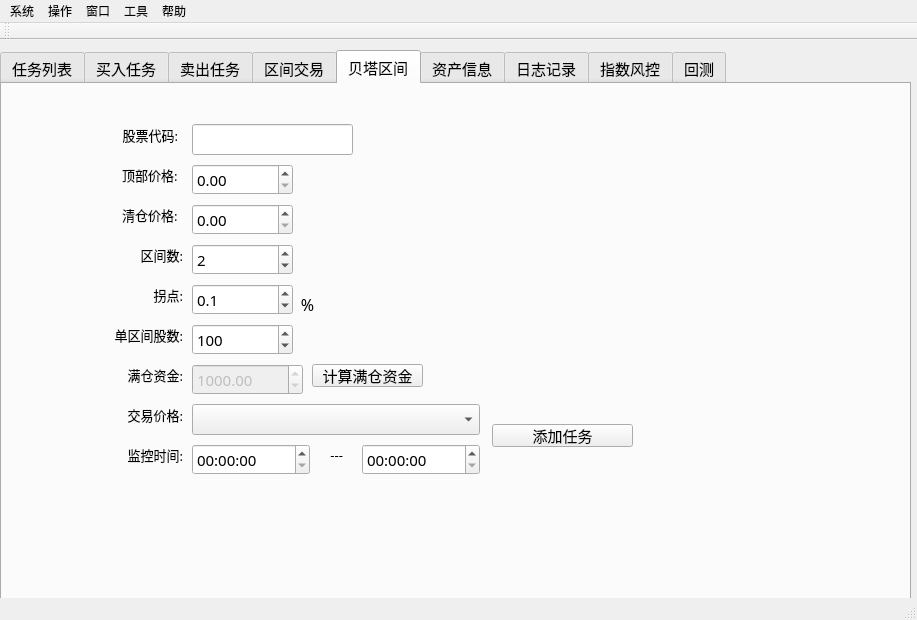
Qt form TradeWinner/trade_winner.ui (spartawwy/mock_proj) before a commit.
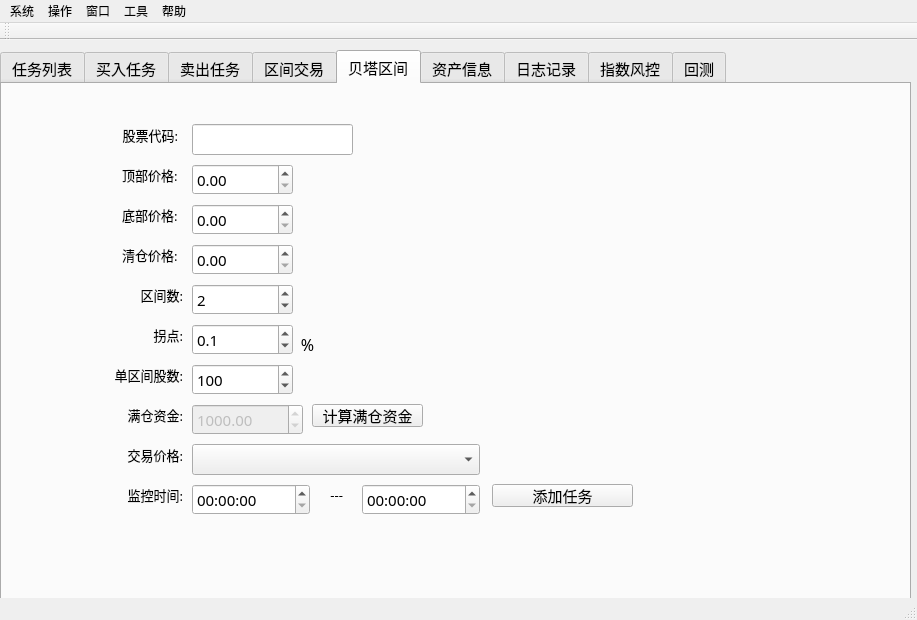
The same form after that commit. The open tabs and pages were chosen to show the change.

Commit message: add clear_price to advance task and win

```diff
--- a/TradeWinner/trade_winner.ui
+++ b/TradeWinner/trade_winner.ui
@@ -2203,7 +2203,7 @@
        </font>
       </property>
       <property name="text">
-       <string>清仓价格:</string>
+       <string>底部价格:</string>
       </property>
       <property name="alignment">
        <set>Qt::AlignLeading|Qt::AlignLeft|Qt::AlignVCenter</set>
@@ -2213,7 +2213,7 @@
       <property name="geometry">
        <rect>
         <x>120</x>
-        <y>200</y>
+        <y>240</y>
         <width>61</width>
         <height>21</height>
        </rect>
@@ -2237,7 +2237,7 @@
       <property name="geometry">
        <rect>
         <x>190</x>
-        <y>280</y>
+        <y>320</y>
         <width>111</width>
         <height>31</height>
        </rect>
@@ -2259,7 +2259,7 @@
       <property name="geometry">
        <rect>
         <x>100</x>
-        <y>240</y>
+        <y>280</y>
         <width>81</width>
         <height>21</height>
        </rect>
@@ -2280,7 +2280,7 @@
       <property name="geometry">
        <rect>
         <x>360</x>
-        <y>360</y>
+        <y>400</y>
         <width>118</width>
         <height>31</height>
        </rect>
@@ -2290,7 +2290,7 @@
       <property name="geometry">
        <rect>
         <x>320</x>
-        <y>360</y>
+        <y>400</y>
         <width>21</width>
         <height>21</height>
        </rect>
@@ -2311,7 +2311,7 @@
       <property name="geometry">
        <rect>
         <x>90</x>
-        <y>320</y>
+        <y>360</y>
         <width>91</width>
         <height>21</height>
        </rect>
@@ -2353,7 +2353,7 @@
       <property name="geometry">
        <rect>
         <x>190</x>
-        <y>240</y>
+        <y>280</y>
         <width>101</width>
         <height>31</height>
        </rect>
@@ -2372,7 +2372,7 @@
       <property name="geometry">
        <rect>
         <x>190</x>
-        <y>320</y>
+        <y>360</y>
         <width>288</width>
         <height>31</height>
        </rect>
@@ -2382,7 +2382,7 @@
       <property name="geometry">
        <rect>
         <x>490</x>
-        <y>340</y>
+        <y>400</y>
         <width>141</width>
         <height>23</height>
        </rect>
@@ -2414,7 +2414,7 @@
       <property name="geometry">
        <rect>
         <x>90</x>
-        <y>360</y>
+        <y>400</y>
         <width>91</width>
         <height>21</height>
        </rect>
@@ -2435,7 +2435,7 @@
       <property name="geometry">
        <rect>
         <x>190</x>
-        <y>160</y>
+        <y>200</y>
         <width>101</width>
         <height>31</height>
        </rect>
@@ -2454,7 +2454,7 @@
       <property name="geometry">
        <rect>
         <x>120</x>
-        <y>280</y>
+        <y>320</y>
         <width>61</width>
         <height>21</height>
        </rect>
@@ -2475,7 +2475,7 @@
       <property name="geometry">
        <rect>
         <x>190</x>
-        <y>360</y>
+        <y>400</y>
         <width>118</width>
         <height>31</height>
        </rect>
@@ -2485,7 +2485,7 @@
       <property name="geometry">
        <rect>
         <x>290</x>
-        <y>210</y>
+        <y>250</y>
         <width>31</width>
         <height>21</height>
        </rect>
@@ -2506,7 +2506,7 @@
       <property name="geometry">
        <rect>
         <x>190</x>
-        <y>200</y>
+        <y>240</y>
         <width>101</width>
         <height>31</height>
        </rect>
@@ -2568,7 +2568,7 @@
       <property name="geometry">
        <rect>
         <x>100</x>
-        <y>160</y>
+        <y>200</y>
         <width>81</width>
         <height>21</height>
        </rect>
@@ -2589,7 +2589,7 @@
       <property name="geometry">
        <rect>
         <x>310</x>
-        <y>280</y>
+        <y>320</y>
         <width>111</width>
         <height>23</height>
        </rect>
@@ -2603,6 +2603,46 @@
        <string>计算满仓资金</string>
       </property>
      </widget>
+     <widget class="QDoubleSpinBox" name="dbspb_adveq_clear_price">
+      <property name="geometry">
+       <rect>
+        <x>190</x>
+        <y>160</y>
+        <width>101</width>
+        <height>31</height>
+       </rect>
+      </property>
+      <property name="decimals">
+       <number>2</number>
+      </property>
+      <property name="maximum">
+       <double>999.990000000000009</double>
+      </property>
+      <property name="singleStep">
+       <double>0.100000000000000</double>
+      </property>
+     </widget>
+     <widget class="QLabel" name="label_bktest_maxprice_adv_3">
+      <property name="geometry">
+       <rect>
+        <x>120</x>
+        <y>160</y>
+        <width>61</width>
+        <height>21</height>
+       </rect>
+      </property>
+      <property name="font">
+       <font>
+        <pointsize>10</pointsize>
+       </font>
+      </property>
+      <property name="text">
+       <string>清仓价格:</string>
+      </property>
+      <property name="alignment">
+       <set>Qt::AlignLeading|Qt::AlignLeft|Qt::AlignVCenter</set>
+      </property>
+     </widget>
     </widget>
     <widget class="QWidget" name="tab_capital">
      <attribute name="title">
```
Left out of the diff: 78 changed lines with no effect on the pictures. The commit also changes 13 other files.
